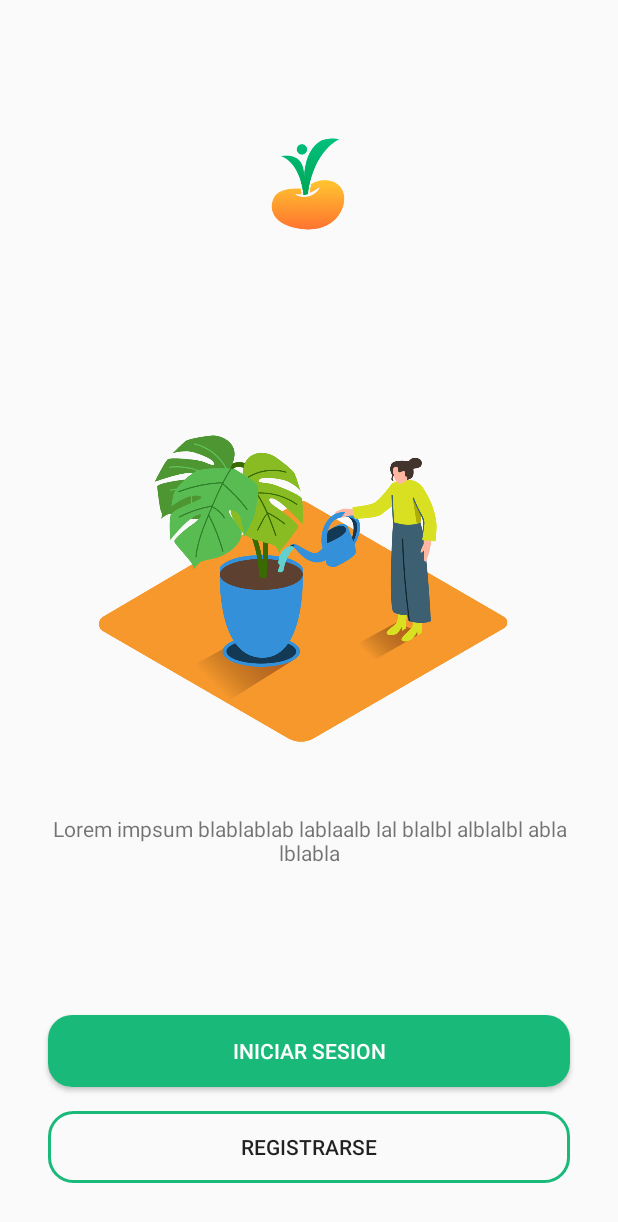
After one commit to Sebas8a2001/proyecto-integrador-2020-ll, an Android app: the WelcomeActivity screen opened directly, with no data from a screen before it, on a phone screen of 412 x 824 dp. The commit adds this screen. Shown: the top 1222 px of the screen. Run offline under Robolectric (Android 15) with nearby library versions, the light colour scheme and no system bars.

Commit message:
Diseño pantalla de inicio

```diff
--- a/app/src/main/AndroidManifest.xml
+++ b/app/src/main/AndroidManifest.xml
@@ -1,19 +1,19 @@
 <?xml version="1.0" encoding="utf-8"?>
 <manifest xmlns:android="http://schemas.android.com/apk/res/android"
     package="com.example.login">
-    "
 
     <uses-permission android:name="android.permission.INTERNET" />
+
     <application
         android:allowBackup="true"
         android:icon="@mipmap/ic_launcher"
         android:label="@string/app_name"
         android:roundIcon="@mipmap/ic_launcher_round"
         android:supportsRtl="true"
-        android:usesCleartextTraffic="true"
-        android:theme="@style/AppTheme">
-
-        <activity android:name=".Usuario"></activity>
+        android:theme="@style/Theme.AppCompat.Light.NoActionBar"
+        android:usesCleartextTraffic="true">
+        <activity android:name=".WelcomeActivity"></activity>
+        <activity android:name=".Usuario" />
         <activity android:name=".Registro" />
         <activity android:name=".MainActivity">
             <intent-filter>
--- /dev/null
+++ b/app/src/main/java/com/example/login/WelcomeActivity.java
@@ -0,0 +1,14 @@
+package com.example.login;
+
+import androidx.appcompat.app.AppCompatActivity;
+
+import android.os.Bundle;
+
+public class WelcomeActivity extends AppCompatActivity {
+
+    @Override
+    protected void onCreate(Bundle savedInstanceState) {
+        super.onCreate(savedInstanceState);
+        setContentView(R.layout.activity_welcome);
+    }
+}
--- /dev/null
+++ b/app/src/main/res/drawable/button_round.xml
@@ -0,0 +1,5 @@
+<?xml version="1.0" encoding="utf-8"?>
+<shape xmlns:android="http://schemas.android.com/apk/res/android">
+    <corners android:radius="16dp"/>
+    <solid android:color="@color/greenPrimary"/>
+</shape>
--- /dev/null
+++ b/app/src/main/res/drawable/button_rounded_border.xml
@@ -0,0 +1,5 @@
+<?xml version="1.0" encoding="utf-8"?>
+<shape xmlns:android="http://schemas.android.com/apk/res/android">
+    <corners android:radius="16dp"/>
+    <stroke android:width="2dp" android:color="@color/greenPrimary" />
+</shape>
--- /dev/null
+++ b/app/src/main/res/layout/activity_welcome.xml
@@ -0,0 +1,95 @@
+<?xml version="1.0" encoding="utf-8"?>
+<LinearLayout xmlns:android="http://schemas.android.com/apk/res/android"
+    xmlns:app="http://schemas.android.com/apk/res-auto"
+    xmlns:tools="http://schemas.android.com/tools"
+    android:layout_width="match_parent"
+    android:layout_height="match_parent"
+    android:orientation="vertical"
+    android:weightSum="10"
+    tools:context=".WelcomeActivity">
+
+    <androidx.constraintlayout.widget.ConstraintLayout
+        android:layout_width="match_parent"
+        android:layout_height="0dp"
+        android:orientation="vertical"
+        android:layout_weight="7.5">
+
+        <ImageView
+            android:id="@+id/imgLogo"
+            android:layout_width="80dp"
+            android:layout_height="80dp"
+            android:layout_marginTop="16dp"
+            app:layout_constraintBottom_toTopOf="@+id/imgInicio"
+            app:layout_constraintEnd_toEndOf="parent"
+            app:layout_constraintHorizontal_bias="0.498"
+            app:layout_constraintStart_toStartOf="parent"
+            app:layout_constraintTop_toTopOf="parent"
+            app:srcCompat="@drawable/logo" />
+
+        <ImageView
+            android:id="@+id/imgInicio"
+            android:layout_width="330dp"
+            android:layout_height="305dp"
+            android:layout_marginBottom="8dp"
+            app:layout_constraintBottom_toTopOf="@+id/txtInicio"
+            app:layout_constraintEnd_toEndOf="parent"
+            app:layout_constraintStart_toStartOf="parent"
+            app:srcCompat="@drawable/watering_plant" />
+
+        <TextView
+            android:id="@+id/txtInicio"
+            android:layout_width="match_parent"
+            android:layout_height="wrap_content"
+            android:layout_marginStart="32dp"
+            android:layout_marginEnd="32dp"
+            android:layout_marginBottom="40dp"
+            android:text="Lorem impsum blablablab lablaalb lal blalbl alblalbl abla lblabla"
+            android:textAlignment="center"
+            app:layout_constraintBottom_toBottomOf="parent"
+            app:layout_constraintEnd_toEndOf="parent"
+            app:layout_constraintStart_toStartOf="parent"
+            android:gravity="center_horizontal" />
+
+
+
+    </androidx.constraintlayout.widget.ConstraintLayout>
+
+    <androidx.constraintlayout.widget.ConstraintLayout
+        android:layout_width="match_parent"
+        android:layout_height="0dp"
+        android:orientation="vertical"
+        android:layout_weight="2.5">
+
+        <Button
+            android:id="@+id/btnLogin"
+            android:layout_width="match_parent"
+            android:layout_height="wrap_content"
+            android:layout_marginStart="32dp"
+            android:layout_marginEnd="32dp"
+            android:layout_marginBottom="16dp"
+            android:background="@drawable/button_round"
+            android:text="Iniciar sesion"
+            android:textColor="@color/whiteText"
+            app:layout_constraintBottom_toTopOf="@+id/btnSignUp"
+            app:layout_constraintEnd_toEndOf="parent"
+            app:layout_constraintHorizontal_bias="0.0"
+            app:layout_constraintStart_toStartOf="parent"
+            app:layout_constraintTop_toTopOf="parent"
+            app:layout_constraintVertical_bias="1.0" />
+
+        <Button
+            android:id="@+id/btnSignUp"
+            android:layout_width="match_parent"
+            android:layout_height="wrap_content"
+            android:layout_marginStart="32dp"
+            android:layout_marginEnd="32dp"
+            android:layout_marginBottom="35dp"
+            android:background="@drawable/button_rounded_border"
+            android:text="Registrarse"
+            app:layout_constraintBottom_toBottomOf="parent"
+            app:layout_constraintEnd_toEndOf="parent"
+            app:layout_constraintHorizontal_bias="1.0"
+            app:layout_constraintStart_toStartOf="parent" />
+    </androidx.constraintlayout.widget.ConstraintLayout>
+
+</LinearLayout>
--- a/app/src/main/res/values/colors.xml
+++ b/app/src/main/res/values/colors.xml
@@ -3,4 +3,9 @@
     <color name="colorPrimary">#6200EE</color>
     <color name="colorPrimaryDark">#3700B3</color>
     <color name="colorAccent">#03DAC5</color>
+    <color name="greenPrimary">#19BA79</color>
+    <color name="agroBlue">#2273B2</color>
+    <color name="agroOrange">#FF6422</color>
+    <color name="agoYellow">#FFA122</color>
+    <color name="whiteText">#fff</color>
 </resources>
--- a/build.gradle
+++ b/build.gradle
@@ -5,7 +5,7 @@ buildscript {
         jcenter()
     }
     dependencies {
-        classpath "com.android.tools.build:gradle:4.0.0"
+        classpath 'com.android.tools.build:gradle:4.0.1'
 
         // NOTE: Do not place your application dependencies here; they belong
         // in the individual module build.gradle files
```
Also changed, not shown: app/src/main/res/drawable-v24/logo.png (added), app/src/main/res/drawable-v24/watering_plant.png (added), 1 other file.
